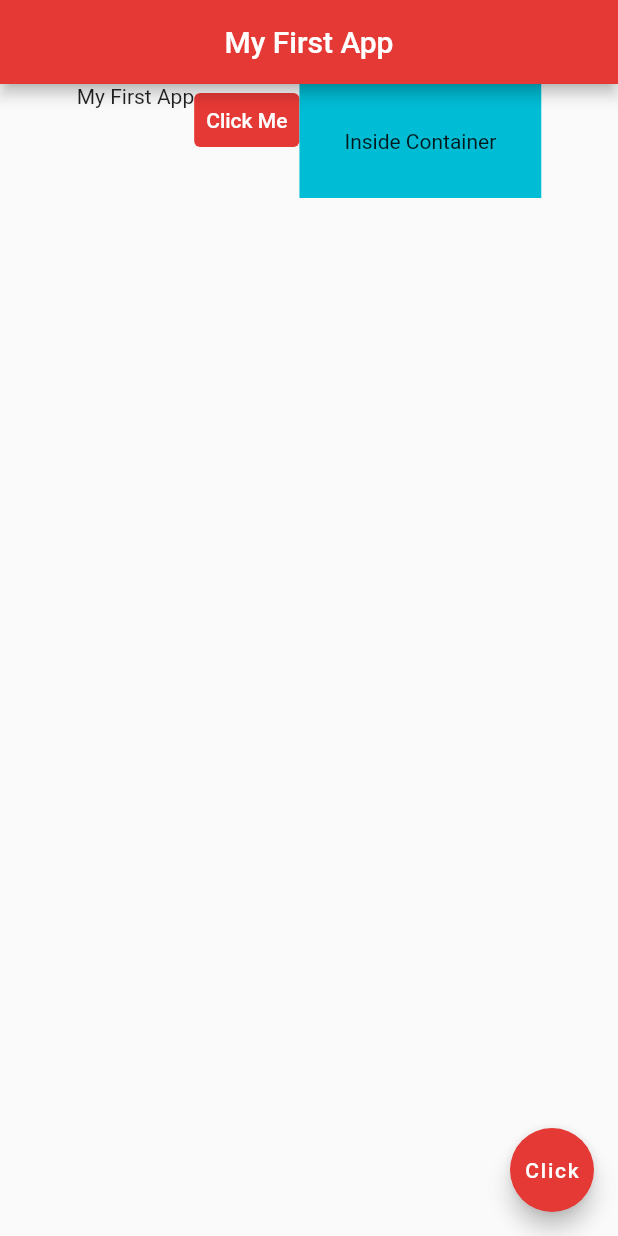
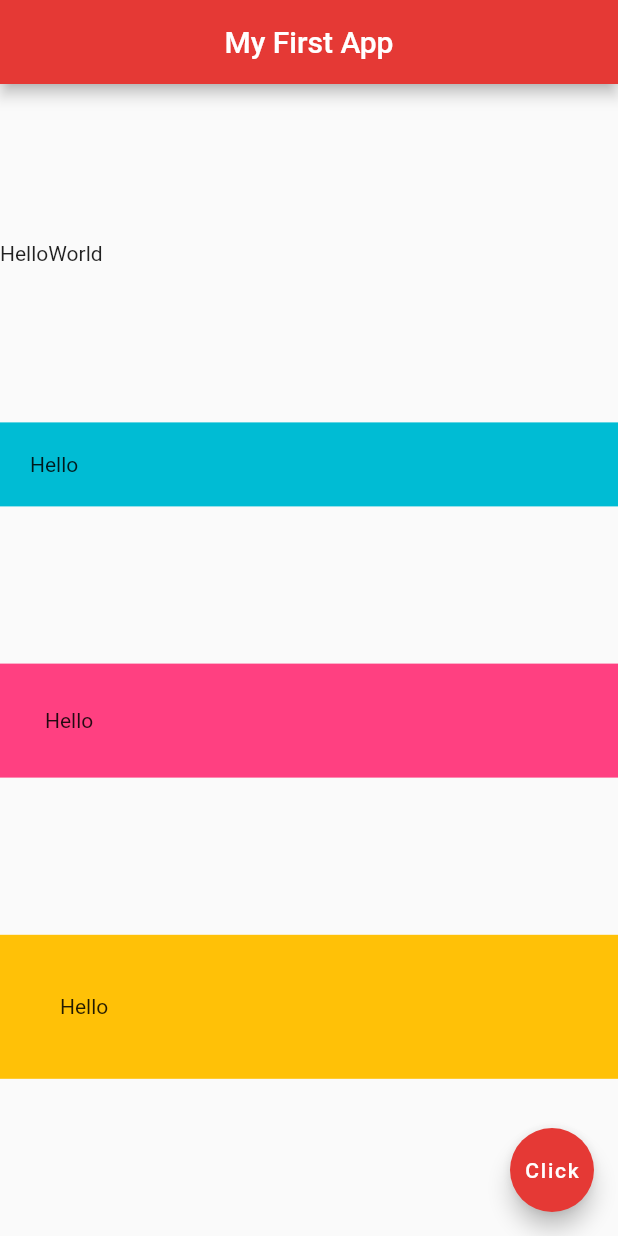
Before and after one commit to ronhedwigzape/flutter_thenetninja_tutorials, a Flutter app: the screen it shows after launch, on a phone screen of 412 x 824 dp. Run offline on Flutter 3.47's test engine with Material 2 defaults, Android fonts, the phone set to English and light mode, and no system bars.

Commit message:
Learn Columns

```diff
--- a/lib/main.dart
+++ b/lib/main.dart
@@ -27,24 +27,32 @@ class Home extends StatelessWidget {
         centerTitle: true,
         backgroundColor: Colors.red[600]
       ),
-      body: Row( // Row is a layout
-        mainAxisAlignment: MainAxisAlignment.center, // center the children
-        crossAxisAlignment: CrossAxisAlignment.start, // align the children to the top
-        children: <Widget>[ // children is a list of widgets to be displayed
-          Text('My First App'),
-          TextButton(
-            onPressed: () {},
-            style: TextButton.styleFrom(
-              foregroundColor: Colors.white, backgroundColor: Colors.red[600],
-            ),
-            child: Text('Click Me')
+      body: Column(
+        mainAxisAlignment: MainAxisAlignment.spaceEvenly,
+        crossAxisAlignment: CrossAxisAlignment.stretch,
+        children: <Widget>[
+          Row(
+            children: const <Widget>[
+              Text('Hello'),
+              Text('World'),
+            ]
           ),
           Container(
+            padding: EdgeInsets.all(20.0),
             color: Colors.cyan,
+            child: Text('Hello')
+          ),
+           Container(
             padding: EdgeInsets.all(30.0),
-            child: Text('Inside Container'),
-          )
-        ]
+            color: Colors.pinkAccent,
+            child: Text('Hello')
+          ),
+           Container(
+            padding: EdgeInsets.all(40.0),
+            color: Colors.amber,
+            child: Text('Hello')
+          ),
+        ],
       ),
       floatingActionButton: FloatingActionButton(
         onPressed: () {},
```
